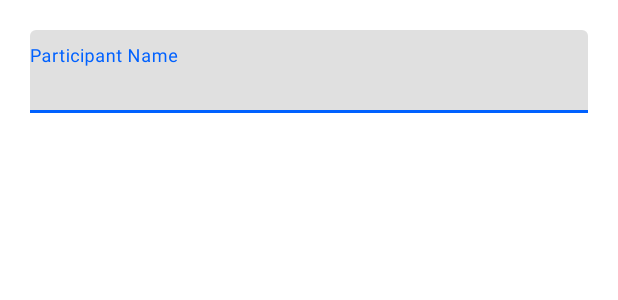
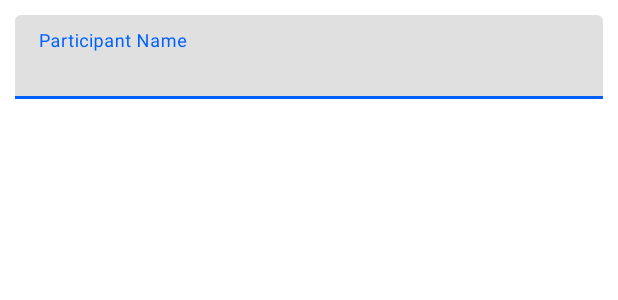
Before and after one commit to dyte-in/kotlin-sample-app, an Android app: the layout participant_name.xml on its own in the app's theme, with its tools: preview values and no code run, on a phone screen of 412 x 824 dp. Shown: the top 300 px of the screen. Run offline under Robolectric (Android 15) with nearby library versions, the phone set to English and light mode, and no system bars; network calls fail.

Commit message:
ui fixes

```diff
--- a/app/build.gradle
+++ b/app/build.gradle
@@ -48,7 +48,7 @@ dependencies {
     androidTestImplementation 'androidx.test.espresso:espresso-core:3.3.0'
     implementation 'com.squareup.retrofit2:retrofit:2.9.0'
     implementation 'com.squareup.retrofit2:converter-gson:2.6.3'
-    implementation "com.dyteclientmobile:sdk:+"
+    implementation "com.dyteclientmobile:sdk:0.15.2"
     // optionally if you app does not have support libraries
     implementation 'androidx.localbroadcastmanager:localbroadcastmanager:1.0.0'
 }
--- a/app/src/main/res/layout/activity_main.xml
+++ b/app/src/main/res/layout/activity_main.xml
@@ -67,6 +67,7 @@
         app:layout_constraintTop_toBottomOf="@+id/meetingTypeSpinner" />
 
     <Button
+        android:elevation="0dp"
         android:id="@+id/createMeetingTabButton"
         android:layout_width="wrap_content"
         android:layout_height="wrap_content"
@@ -78,6 +79,7 @@
         app:layout_constraintTop_toBottomOf="@+id/textView4" />
 
     <Button
+        android:elevation="0dp"
         android:id="@+id/JoinMeetingTabButton"
         android:layout_width="wrap_content"
         android:layout_height="wrap_content"
@@ -103,6 +105,7 @@
         app:navGraph="@navigation/nav_graph" />
 
     <LinearLayout
+        android:elevation="10dp"
         android:visibility="gone"
         android:id="@+id/llLoaderContainer"
         android:background="#80000000"
--- a/app/src/main/res/layout/join_meeting_fragment.xml
+++ b/app/src/main/res/layout/join_meeting_fragment.xml
@@ -42,6 +42,7 @@
         app:layout_constraintTop_toBottomOf="@+id/JoinMeetingsHeading" />
 
     <LinearLayout
+        android:elevation="10dp"
         android:visibility="gone"
         android:id="@+id/llLoaderContainer"
         android:background="#80000000"
--- a/app/src/main/res/layout/participant_name.xml
+++ b/app/src/main/res/layout/participant_name.xml
@@ -2,19 +2,20 @@
 <FrameLayout xmlns:android="http://schemas.android.com/apk/res/android"
     android:layout_width="match_parent"
     android:layout_height="wrap_content"
-    android:padding="20dp">
+    android:padding="10dp">
 
     <com.google.android.material.textfield.TextInputLayout
         android:layout_width="match_parent"
         android:layout_height="wrap_content">
 
-        <AutoCompleteTextView
+        <androidx.appcompat.widget.AppCompatEditText
             android:id="@+id/participant_name_input"
             android:layout_width="match_parent"
-            android:layout_height="55dp"
+            android:layout_height="wrap_content"
             android:hint="Participant Name"
             android:imeOptions="actionDone"
             android:inputType="text" />
 
     </com.google.android.material.textfield.TextInputLayout>
+
 </FrameLayout>
```
